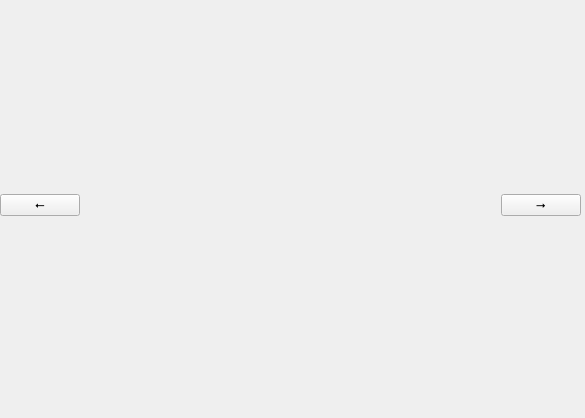
Above: gallery/imageviewer.ui from Vrock691/IHM before the change. Below: the same form after it.
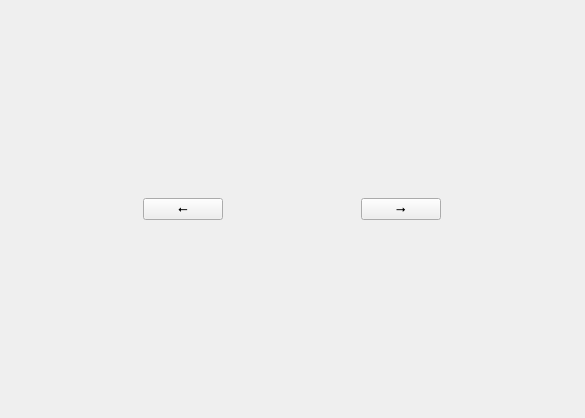
That is the form after the change.

What changed in the file:
```diff
--- a/gallery/imageviewer.ui
+++ b/gallery/imageviewer.ui
@@ -25,16 +25,7 @@
   <property name="autoFillBackground">
    <bool>false</bool>
   </property>
-  <widget class="QWidget" name="horizontalLayoutWidget_3">
-   <property name="geometry">
-    <rect>
-     <x>0</x>
-     <y>0</y>
-     <width>581</width>
-     <height>411</height>
-    </rect>
-   </property>
-   <layout class="QHBoxLayout" name="horizontalLayout_3">
+  <layout class="QHBoxLayout" name="horizontalLayout">
     <item>
      <widget class="QPushButton" name="prevButton">
       <property name="sizePolicy">
@@ -49,25 +40,7 @@
      </widget>
     </item>
     <item>
-     <widget class="QWidget" name="widget" native="true">
-      <property name="sizePolicy">
-       <sizepolicy hsizetype="Expanding" vsizetype="Expanding">
-        <horstretch>0</horstretch>
-        <verstretch>0</verstretch>
-       </sizepolicy>
-      </property>
-      <widget class="QWidget" name="verticalLayoutWidget">
-       <property name="geometry">
-        <rect>
-         <x>0</x>
-         <y>0</y>
-         <width>391</width>
-         <height>411</height>
-        </rect>
-       </property>
        <layout class="QVBoxLayout" name="imageContainerLayout"/>
-      </widget>
-     </widget>
     </item>
     <item>
      <widget class="QPushButton" name="nextButton">
@@ -83,7 +56,6 @@
      </widget>
     </item>
    </layout>
-  </widget>
  </widget>
  <resources/>
  <connections/>
```
Lines whose indentation alone changed are shown as unchanged.
